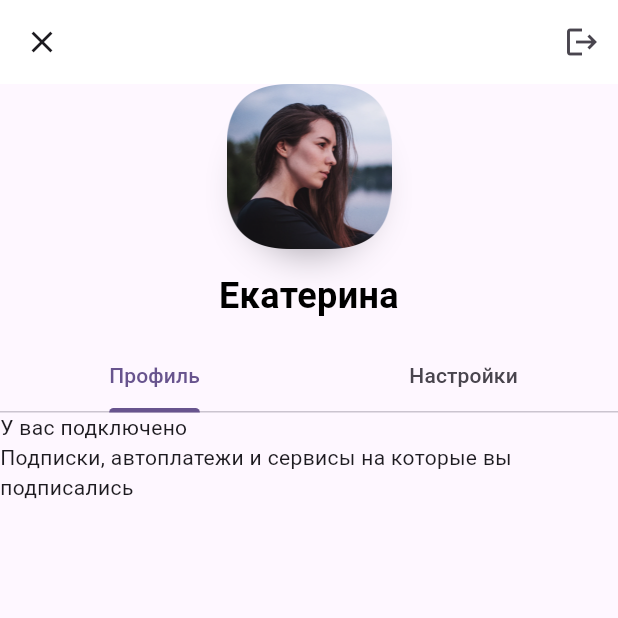
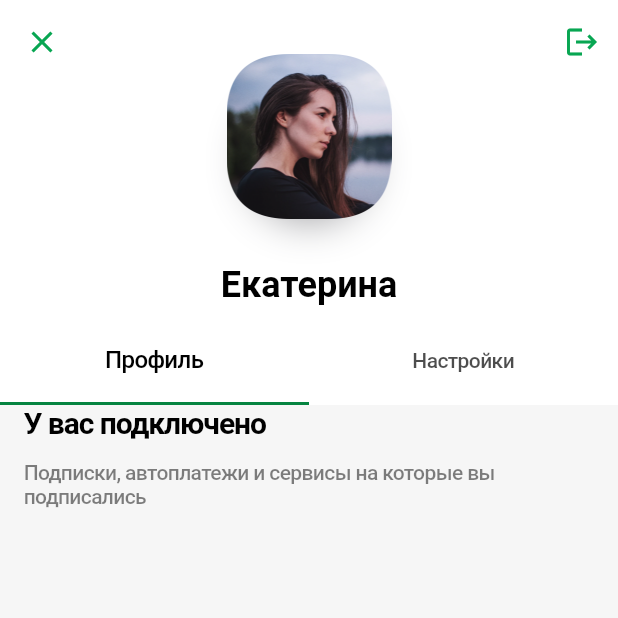
Before and after one commit to DeVoytinc/Sberbank_lab, a Flutter app: the screen it shows after launch, after a tap on the "close" icon, on a phone screen of 412 x 824 dp, the top half of it. Run offline on Flutter 3.47's test engine with Material 2 defaults, Android fonts, the phone set to English and light mode, and no system bars; our stand-ins replace flutter_svg; Roboto replaces fonts that are missing (SF Pro Display).

Commit message:
Changed Appbar, Added resources

```diff
--- a/lib/main.dart
+++ b/lib/main.dart
@@ -1,4 +1,14 @@
 import 'package:flutter/material.dart';
+import 'package:sberbank_lab/Themes/colors.dart';
+import 'package:sberbank_lab/models/ModelsData.dart';
+import 'package:sberbank_lab/themes/theme.dart';
+import 'package:sberbank_lab/widgets/appbar.dart';
+import 'package:sberbank_lab/widgets/tariffs_and_limits_item.dart';
+
+import 'sceens/mainscreen.dart';
+import 'widgets/horizontal_list_item.dart';
+import 'widgets/section_header.dart';
+import 'package:flutter_svg/flutter_svg.dart';
 
 void main() {
   runApp(const MyApp());
@@ -12,128 +22,8 @@ class MyApp extends StatelessWidget {
     return MaterialApp(
       title: 'Flutter Demo',
       debugShowCheckedModeBanner: false,
-      theme: ThemeData(
-        colorScheme: ColorScheme.fromSeed(seedColor: Colors.deepPurple),
-        useMaterial3: true,
-
-      ),
-      home: const MyHomePage(title: 'Flutter Demo Home Page'),
+      theme: lightThemeData(context),
+      home: MainScreen(),
     );
   }
 }
-
-class MyHomePage extends StatefulWidget {
-  const MyHomePage({super.key, required this.title});
-
-  final String title;
-
-  @override
-  State<MyHomePage> createState() => _MyHomePageState();
-}
-
-class _MyHomePageState extends State<MyHomePage> with TickerProviderStateMixin{
-
-  late TabController _tabController;
-
-  @override
-  void initState() {
-    super.initState();
-    _tabController = TabController(length: 2, vsync: this);
-  }
-
-
-  @override
-  Widget build(BuildContext context) {
-    return Scaffold(
-      appBar: AppBar(
-        backgroundColor: Colors.white,
-        actions: [
-          IconButton(
-            icon: Icon(Icons.logout),
-            onPressed: () {  },
-          )
-        ],
-        leading: IconButton(
-            icon: Icon(Icons.close),
-            onPressed: () {  },
-          )
-      ),
-      body: SingleChildScrollView(
-        child: Center(
-          child: Column(
-            mainAxisAlignment: MainAxisAlignment.center,
-            children: <Widget>[
-              Container(
-                width: 110,
-                height: 110,
-                decoration: ShapeDecoration(
-                    shape: RoundedRectangleBorder(
-                        borderRadius: BorderRadius.circular(38),
-                    ),
-                    shadows: [
-                        BoxShadow(
-                            color: Color(0x7A1D1D25),
-                            blurRadius: 24,
-                            offset: Offset(0, 16),
-                            spreadRadius: -16,
-                        )
-                    ],
-                ),
-                child: Image.asset("lib/images/avatar.png"),
-            ),
-            SizedBox(height: 30,),
-            Text(
-              'Екатерина',
-              textAlign: TextAlign.center,
-              style: TextStyle(
-                  color: Colors.black,
-                  fontSize: 24,
-                  fontFamily: 'SF Pro Display',
-                  fontWeight: FontWeight.w700,
-                  height: 0.06,
-              ),
-            ),
-            SizedBox(height: 30,),
-            Container(
-              width: double.infinity,
-              child: TabBar(
-                  controller: _tabController,
-                  tabs: <Widget>[
-                    Tab(
-                      child: Text(
-                        'Профиль',
-                      ),
-                    ),
-                    Tab(
-                      child: Text(
-                        'Настройки',
-                      ),
-                    ),
-                  ],
-                ),
-            ),
-            Container(
-              height: 400,
-              child: TabBarView(
-                controller: _tabController,
-                children: [
-                    Column(
-                      crossAxisAlignment: CrossAxisAlignment.start,
-                      children: [
-                        Text("У вас подключено"),
-                        Text("Подписки, автоплатежи и сервисы на которые вы подписались"),
-                      ],
-                    ),
-                    Center(
-                      child: CircularProgressIndicator(),
-                    )
-                ]
-              ),
-            ),
-            ],
-          ),
-        ),
-      ),
-    );
-  }
-}
--- /dev/null
+++ b/lib/sceens/mainscreen.dart
@@ -0,0 +1,57 @@
+import 'package:flutter/material.dart';
+
+import '../widgets/appbar.dart';
+import '../widgets/section_header.dart';
+import 'settings.dart';
+
+class MainScreen extends StatefulWidget {
+  const MainScreen({super.key});
+
+  @override
+  State<MainScreen> createState() => _MainScreenState();
+}
+
+class _MainScreenState extends State<MainScreen> with TickerProviderStateMixin {
+  late TabController _tabController;
+  String? selectedChoice;
+
+  @override
+  void initState() {
+    super.initState();
+    _tabController = TabController(length: 2, vsync: this);
+  }
+
+  @override
+  Widget build(BuildContext context) {
+    return Scaffold(
+      body: CustomScrollView(
+        slivers: [
+          CustomAppbar(
+            tabController: _tabController,
+          ),
+          SliverFillRemaining(
+            child: TabBarView(controller: _tabController, children: [
+              Container(
+                color: const Color.fromARGB(221, 245, 245, 245),
+                child: ListView(
+                  physics: NeverScrollableScrollPhysics(),
+                  //crossAxisAlignment: CrossAxisAlignment.start,
+                  children: [
+                    SectionHeader(
+                        title: 'У вас подключено',
+                        paragraph:
+                            'Подписки, автоплатежи и сервисы на которые вы подписались'),
+                    SizedBox(
+                      height: 50,
+                    )
+                  ],
+                ),
+              ),
+              SettingsScreen(),
+            ]),
+          )
+        ],
+      ),
+    );
+  }
+}
--- /dev/null
+++ b/lib/sceens/profile.dart
@@ -0,0 +1,26 @@
+import 'package:flutter/material.dart';
+import '../widgets/section_header.dart';
+
+class ProfileScreen extends StatelessWidget {
+  const ProfileScreen({super.key});
+
+  @override
+  Widget build(BuildContext context) {
+    return Container(
+      color: const Color.fromARGB(221, 245, 245, 245),
+      child: ListView(
+        physics: NeverScrollableScrollPhysics(),
+        //crossAxisAlignment: CrossAxisAlignment.start,
+        children: [
+          SectionHeader(
+              title: 'У вас подключено',
+              paragraph:
+                  'Подписки, автоплатежи и сервисы на которые вы подписались'),
+          SizedBox(
+            height: 50,
+          )
+        ],
+      ),
+    );
+  }
+}
--- /dev/null
+++ b/lib/sceens/settings.dart
@@ -0,0 +1,10 @@
+import 'package:flutter/material.dart';
+
+class SettingsScreen extends StatelessWidget {
+  const SettingsScreen({super.key});
+
+  @override
+  Widget build(BuildContext context) {
+    return const CircularProgressIndicator();
+  }
+}
--- /dev/null
+++ b/lib/widgets/appbar.dart
@@ -0,0 +1,94 @@
+import 'package:flutter/material.dart';
+import '../themes/colors.dart';
+
+class CustomAppbar extends StatelessWidget {
+  const CustomAppbar({Key? key, required this.tabController})
+      : super(key: key);
+
+  final tabController;
+
+  @override
+  Widget build(BuildContext context) {
+    return SliverAppBar(
+      elevation: 1,
+      pinned: true,
+      floating: true,
+      expandedHeight: 270,
+      actions: [
+        IconButton(
+          icon: const Icon(Icons.logout),
+          onPressed: () {},
+        )
+      ],
+      leading: IconButton(
+        icon: const Icon(Icons.close),
+        onPressed: () {},
+      ),
+      titleTextStyle: const TextStyle(
+        color: Colors.black,
+        fontSize: 16,
+        fontFamily: 'SF Pro Text',
+        fontWeight: FontWeight.w500,
+        height: 0.08,
+        letterSpacing: -0.40,
+      ),
+      bottom: TabBar(
+        controller: tabController,
+        tabs: const <Widget>[
+          Tab(
+            child: Text(
+              'Профиль',
+            ),
+          ),
+          Tab(
+            child: Text(
+              'Настройки',
+            ),
+          ),
+        ],
+      ),
+      flexibleSpace: FlexibleSpaceBar(
+        collapseMode: CollapseMode.pin,
+        background: Center(
+          child: Column(
+              mainAxisAlignment: MainAxisAlignment.center,
+              children: <Widget>[
+                Container(
+                  width: 110,
+                  height: 110,
+                  decoration: ShapeDecoration(
+                    shape: RoundedRectangleBorder(
+                      borderRadius: BorderRadius.circular(38),
+                    ),
+                    shadows: const [
+                      BoxShadow(
+                        color: Color(0x7A1D1D25),
+                        blurRadius: 24,
+                        offset: Offset(0, 16),
+                        spreadRadius: -16,
+                      )
+                    ],
+                  ),
+                  child: Image.asset("lib/images/avatar.png"),
+                ),
+                const SizedBox(
+                  height: 30,
+                ),
+                const Text(
+                  'Екатерина',
+                  textAlign: TextAlign.center,
+                  style: TextStyle(
+                    color: Colors.black,
+                    fontSize: 24,
+                    fontWeight: FontWeight.w700,
+                  ),
+                ),
+                const SizedBox(
+                  height: 30,
+                ),
+              ]),
+        ),
+      ),
+    );
+  }
+}
--- /dev/null
+++ b/lib/widgets/section_header.dart
@@ -0,0 +1,42 @@
+import 'package:flutter/material.dart';
+
+class SectionHeader extends StatelessWidget {
+  const SectionHeader(
+      {super.key, required this.title, required this.paragraph});
+
+  final String title;
+  final String paragraph;
+
+  @override
+  Widget build(BuildContext context) {
+    return Padding(
+      padding: const EdgeInsets.symmetric(horizontal: 16.0),
+      child: Column(
+        crossAxisAlignment: CrossAxisAlignment.start,
+        children: [
+          Text(
+            title,
+            style: TextStyle(
+              color: Colors.black,
+              fontSize: 20,
+              fontWeight: FontWeight.w700,
+              //height: 0.06,
+              letterSpacing: -0.70,
+            ),
+          ),
+          SizedBox(
+            height: 14,
+          ),
+          Text(paragraph,
+              style: TextStyle(
+                color: Colors.black.withOpacity(0.5),
+                fontSize: 14,
+                fontWeight: FontWeight.w500,
+                //height: 0.09,
+                letterSpacing: -0.42,
+              )),
+        ],
+      ),
+    );
+  }
+}
--- a/pubspec.yaml
+++ b/pubspec.yaml
@@ -35,6 +35,7 @@ dependencies:
   # The following adds the Cupertino Icons font to your application.
   # Use with the CupertinoIcons class for iOS style icons.
   cupertino_icons: ^1.0.2
+  flutter_svg: ^2.0.9
 
 dev_dependencies:
   flutter_test:
```
Also changed, not shown: lib/images/arrow_right.svg (added), lib/images/arrows_forward_back.svg (added), lib/images/percent.svg (added), lib/images/sber_prime.png (added), lib/images/speedometer.svg (added), pubspec.lock.
